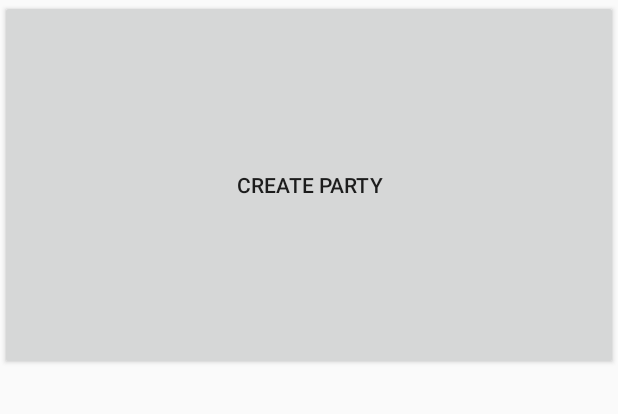
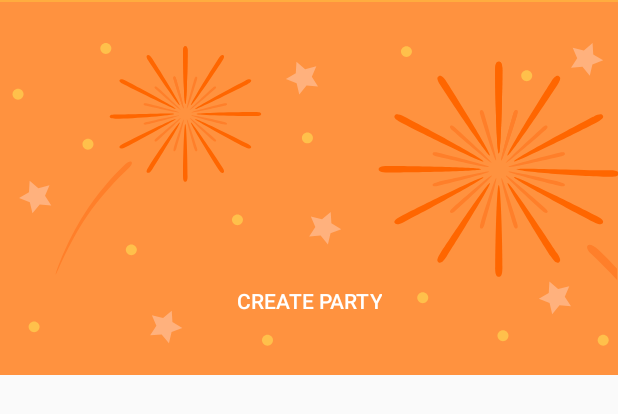
Before and after one commit to LissaGreense/PartyMaker, an Android app: the layout main_fragment.xml on its own in the app's theme, with its tools: preview values and no code run, on a phone screen of 412 x 824 dp. Shown: the top 414 px of the screen. Run offline under Robolectric (Android 15) with nearby library versions, the phone set to English and light mode, and no system bars.

Commit message:
Main Fragment Collapsing Toolbar
-Added CollapsingToolbarLayout to main_fragment.xml
-Added toolbar background vector in main_fragment.xml
-Changed minSdkVersion 15 -> 21

```diff
--- a/PartyMaker/app/build.gradle
+++ b/PartyMaker/app/build.gradle
@@ -4,7 +4,7 @@ android {
     compileSdkVersion 27
     defaultConfig {
         applicationId "com.kolti.lissa.partymaker"
-        minSdkVersion 15
+        minSdkVersion 21
         targetSdkVersion 27
         versionCode 1
         versionName "1.0"
--- /dev/null
+++ b/PartyMaker/app/src/main/res/drawable/events_list_toolbar_bg.xml
@@ -0,0 +1,229 @@
+<vector xmlns:android="http://schemas.android.com/apk/res/android"
+        android:width="416dp"
+        android:height="255dp"
+        android:viewportWidth="110.06666"
+        android:viewportHeight="67.46875">
+    <path
+        android:pathData="M-0.27,0.34l110.33,0l0,67.13l-110.33,0z"
+        android:fillColor="#ff923f"
+        android:strokeWidth="1.00782633"/>
+    <path
+        android:pathData="m23.07,30.07c-2.2,2.08 -5.3,5.39 -7.63,8.87 -3.45,5.15 -5.43,10.63 -5.51,10.43 -0.08,-0.19 1.83,-5.74 5.05,-10.83 2.23,-3.52 4.85,-6.6 7.24,-8.9 1.17,-1.12 1.71,-0.38 0.85,0.43z"
+        android:fillColor="#ff7f2a"/>
+    <path
+        android:pathData="m33.41,9.24c0,3.02 -0.18,9.47 -0.4,9.47 -0.22,0 -0.4,-6.44 -0.4,-9.47 0,-0.77 0.18,-0.94 0.4,-0.94 0.22,0 0.4,0.16 0.4,0.94z"
+        android:fillColor="#ff6600"/>
+    <path
+        android:pathData="m33.41,9.24c0,3.02 -0.18,9.47 -0.4,9.47 -0.22,0 -0.4,-6.44 -0.4,-9.47 0,-0.77 0.18,-0.94 0.4,-0.94 0.22,0 0.4,0.16 0.4,0.94z"
+        android:fillColor="#ff6600"/>
+    <path
+        android:pathData="m39.59,10.93c-1.67,2.62 -5.39,8.12 -5.59,8.02 -0.19,-0.1 3.21,-5.76 4.89,-8.38 0.43,-0.67 0.67,-0.73 0.87,-0.63 0.19,0.1 0.26,0.32 -0.17,0.99z"
+        android:fillColor="#ff6600"/>
+    <path
+        android:pathData="m44,15.19c-2.9,1.51 -9.16,4.59 -9.27,4.42 -0.11,-0.17 5.97,-3.54 8.87,-5.05 0.74,-0.39 0.99,-0.33 1.1,-0.15 0.11,0.17 0.05,0.4 -0.7,0.78z"
+        android:fillColor="#ff6600"/>
+    <path
+        android:pathData="m45.47,20.87c-3.35,0 -10.47,-0.16 -10.47,-0.37 0,-0.2 7.13,-0.36 10.47,-0.36 0.86,0 1.04,0.16 1.04,0.36 0,0.2 -0.18,0.37 -1.04,0.37z"
+        android:fillColor="#ff6600"/>
+    <path
+        android:pathData="M43.59,26.45C40.7,24.94 34.62,21.57 34.73,21.4c0.11,-0.17 6.37,2.91 9.27,4.42 0.74,0.39 0.81,0.61 0.7,0.78 -0.11,0.17 -0.36,0.23 -1.1,-0.15z"
+        android:fillColor="#ff6600"/>
+    <path
+        android:pathData="m38.89,30.44c-1.67,-2.62 -5.08,-8.28 -4.89,-8.38 0.19,-0.1 3.91,5.4 5.59,8.02 0.43,0.67 0.36,0.89 0.17,0.99 -0.19,0.1 -0.44,0.04 -0.87,-0.63z"
+        android:fillColor="#ff6600"/>
+    <path
+        android:pathData="m32.6,31.77c0,-3.03 0.18,-9.47 0.4,-9.47 0.22,0 0.4,6.44 0.4,9.47 0,0.77 -0.18,0.94 -0.4,0.94 -0.22,0 -0.4,-0.16 -0.4,-0.94z"
+        android:fillColor="#ff6600"/>
+    <path
+        android:pathData="m26.43,30.07c1.67,-2.62 5.39,-8.12 5.59,-8.02 0.19,0.1 -3.21,5.76 -4.89,8.38 -0.43,0.67 -0.67,0.73 -0.87,0.63 -0.19,-0.1 -0.26,-0.32 0.17,-0.99z"
+        android:fillColor="#ff6600"/>
+    <path
+        android:pathData="m22.02,25.82c2.9,-1.51 9.16,-4.59 9.27,-4.42 0.11,0.17 -5.97,3.54 -8.87,5.05 -0.74,0.39 -0.99,0.33 -1.1,0.15 -0.11,-0.17 -0.05,-0.4 0.7,-0.78z"
+        android:fillColor="#ff6600"/>
+    <path
+        android:pathData="m20.58,20.62c3.35,0 10.45,-0.32 10.45,-0.12 0,0.2 -7.1,0.85 -10.45,0.85 -0.86,0 -1.04,-0.16 -1.04,-0.37 0,-0.2 0.18,-0.37 1.04,-0.37z"
+        android:fillColor="#ff6600"/>
+    <path
+        android:pathData="m22.42,14.55c2.9,1.51 8.98,4.88 8.87,5.05 -0.11,0.17 -6.37,-2.91 -9.27,-4.42 -0.74,-0.39 -0.81,-0.61 -0.7,-0.78 0.11,-0.17 0.36,-0.23 1.1,0.15z"
+        android:fillColor="#ff6600"/>
+    <path
+        android:pathData="m27.13,10.56c1.67,2.62 5.08,8.28 4.89,8.38 -0.19,0.1 -3.91,-5.4 -5.59,-8.02 -0.43,-0.67 -0.36,-0.89 -0.17,-0.99 0.19,-0.1 0.44,-0.04 0.87,0.63z"
+        android:fillColor="#ff6600"/>
+    <path
+        android:pathData="m31.39,14.25c0.49,1.66 1.44,5.23 1.32,5.26 -0.12,0.03 -1.27,-3.49 -1.77,-5.16 -0.13,-0.43 -0.05,-0.54 0.07,-0.57 0.12,-0.03 0.25,0.04 0.37,0.46z"
+        android:fillColor="#ff7f2a"/>
+    <path
+        android:pathData="m31.39,14.25c0.49,1.66 1.44,5.23 1.32,5.26 -0.12,0.03 -1.27,-3.49 -1.77,-5.16 -0.13,-0.43 -0.05,-0.54 0.07,-0.57 0.12,-0.03 0.25,0.04 0.37,0.46z"
+        android:fillColor="#ff7f2a"/>
+    <path
+        android:pathData="m35.07,14.36c-0.49,1.66 -1.64,5.19 -1.77,5.16 -0.12,-0.03 0.83,-3.6 1.32,-5.26 0.13,-0.43 0.25,-0.49 0.37,-0.46 0.12,0.03 0.2,0.14 0.07,0.57z"
+        android:fillColor="#ff7f2a"/>
+    <path
+        android:pathData="m38.19,16.11c-1.35,1.22 -4.29,3.75 -4.38,3.67 -0.09,-0.08 2.71,-2.74 4.05,-3.96 0.34,-0.31 0.49,-0.31 0.58,-0.23 0.09,0.08 0.09,0.21 -0.25,0.52z"
+        android:fillColor="#ff7f2a"/>
+    <path
+        android:pathData="m39.92,19.04c-1.84,0.45 -5.79,1.31 -5.82,1.2 -0.03,-0.11 3.86,-1.15 5.7,-1.6 0.47,-0.11 0.6,-0.05 0.63,0.06 0.03,0.11 -0.04,0.22 -0.51,0.34z"
+        android:fillColor="#ff7f2a"/>
+    <path
+        android:pathData="m39.8,22.36c-1.84,-0.45 -5.73,-1.49 -5.7,-1.6 0.03,-0.11 3.98,0.75 5.82,1.19 0.47,0.11 0.54,0.23 0.51,0.34 -0.03,0.11 -0.16,0.18 -0.63,0.06z"
+        android:fillColor="#ff7f2a"/>
+    <path
+        android:pathData="m37.86,25.19c-1.35,-1.22 -4.14,-3.88 -4.05,-3.96 0.09,-0.08 3.03,2.45 4.38,3.67 0.34,0.31 0.34,0.44 0.25,0.52 -0.09,0.08 -0.23,0.08 -0.58,-0.23z"
+        android:fillColor="#ff7f2a"/>
+    <path
+        android:pathData="m34.62,26.75c-0.49,-1.66 -1.44,-5.23 -1.32,-5.26 0.12,-0.03 1.27,3.49 1.77,5.16 0.13,0.43 0.05,0.54 -0.07,0.57 -0.12,0.03 -0.25,-0.04 -0.37,-0.46z"
+        android:fillColor="#ff7f2a"/>
+    <path
+        android:pathData="m30.95,26.64c0.49,-1.66 1.64,-5.19 1.77,-5.16 0.12,0.03 -0.83,3.6 -1.32,5.26 -0.13,0.43 -0.25,0.49 -0.37,0.46 -0.12,-0.03 -0.2,-0.14 -0.07,-0.57z"
+        android:fillColor="#ff7f2a"/>
+    <path
+        android:pathData="m27.83,24.89c1.35,-1.22 4.29,-3.75 4.38,-3.67 0.09,0.08 -2.71,2.74 -4.05,3.96 -0.34,0.31 -0.49,0.31 -0.58,0.23 -0.09,-0.08 -0.09,-0.21 0.25,-0.52z"
+        android:fillColor="#ff7f2a"/>
+    <path
+        android:pathData="m26.1,21.96c1.84,-0.45 5.79,-1.31 5.82,-1.19 0.03,0.11 -3.86,1.15 -5.7,1.6 -0.47,0.11 -0.6,0.05 -0.63,-0.06 -0.03,-0.11 0.04,-0.22 0.51,-0.34z"
+        android:fillColor="#ff7f2a"/>
+    <path
+        android:pathData="m26.21,18.64c1.84,0.45 5.73,1.49 5.7,1.6 -0.03,0.11 -3.98,-0.75 -5.82,-1.2 -0.47,-0.11 -0.54,-0.23 -0.51,-0.34 0.03,-0.11 0.16,-0.18 0.63,-0.06z"
+        android:fillColor="#ff7f2a"/>
+    <path
+        android:pathData="m28.15,15.82c1.35,1.22 4.14,3.88 4.05,3.96 -0.09,0.08 -3.03,-2.45 -4.38,-3.67 -0.34,-0.31 -0.34,-0.44 -0.25,-0.52 0.09,-0.08 0.24,-0.08 0.58,0.23z"
+        android:fillColor="#ff7f2a"/>
+    <path
+        android:pathData="m88.19,12.6c0,4.8 0.29,15.01 0.64,15.01 0.35,0 0.64,-10.22 0.64,-15.01 0,-1.23 -0.29,-1.49 -0.64,-1.49 -0.35,0 -0.64,0.26 -0.64,1.49z"
+        android:fillColor="#ff6600"/>
+    <path
+        android:pathData="m88.19,12.6c0,4.8 0.29,15.01 0.64,15.01 0.35,0 0.64,-10.22 0.64,-15.01 0,-1.23 -0.29,-1.49 -0.64,-1.49 -0.35,0 -0.64,0.26 -0.64,1.49z"
+        android:fillColor="#ff6600"/>
+    <path
+        android:pathData="m109.9,50.39c-1.67,-1.82 -3.28,-3.44 -4.67,-4.76 -1.36,-1.29 -0.5,-2.46 1.35,-0.68 1.09,1.04 2.2,2.19 3.32,3.42z"
+        android:fillColor="#ff7f2a"/>
+    <path
+        android:pathData="m78.41,15.28c2.65,4.15 8.55,12.87 8.86,12.71 0.31,-0.16 -5.09,-9.14 -7.75,-13.29 -0.68,-1.06 -1.07,-1.16 -1.38,-1 -0.31,0.16 -0.41,0.51 0.27,1.58z"
+        android:fillColor="#ff6600"/>
+    <path
+        android:pathData="m71.41,22.03c4.59,2.4 14.52,7.28 14.7,7 0.18,-0.28 -9.46,-5.61 -14.06,-8.01 -1.18,-0.61 -1.57,-0.52 -1.74,-0.24 -0.18,0.28 -0.07,0.63 1.1,1.24z"
+        android:fillColor="#ff6600"/>
+    <path
+        android:pathData="m69.08,31.03c5.3,0 16.6,-0.26 16.6,-0.58 0,-0.32 -11.3,-0.58 -16.6,-0.58 -1.36,0 -1.64,0.26 -1.64,0.58 0,0.32 0.29,0.58 1.64,0.58z"
+        android:fillColor="#ff6600"/>
+    <path
+        android:pathData="m72.05,39.89c4.59,-2.4 14.23,-7.73 14.06,-8.01 -0.18,-0.28 -10.1,4.61 -14.7,7.01 -1.18,0.61 -1.28,0.97 -1.1,1.24 0.18,0.28 0.57,0.37 1.74,-0.24z"
+        android:fillColor="#ff6600"/>
+    <path
+        android:pathData="m79.51,46.21c2.65,-4.15 8.05,-13.13 7.75,-13.29 -0.31,-0.16 -6.2,8.56 -8.86,12.71 -0.68,1.06 -0.57,1.42 -0.27,1.58 0.31,0.16 0.7,0.07 1.38,-1z"
+        android:fillColor="#ff6600"/>
+    <path
+        android:pathData="m89.47,48.31c0,-4.8 -0.29,-15.01 -0.64,-15.01 -0.35,0 -0.64,10.22 -0.64,15.01 0,1.23 0.29,1.49 0.64,1.49 0.35,0 0.64,-0.26 0.64,-1.49z"
+        android:fillColor="#ff6600"/>
+    <path
+        android:pathData="m99.26,45.63c-2.65,-4.15 -8.55,-12.87 -8.86,-12.71 -0.31,0.16 5.09,9.14 7.75,13.29 0.68,1.06 1.07,1.16 1.38,1 0.31,-0.16 0.41,-0.51 -0.27,-1.58z"
+        android:fillColor="#ff6600"/>
+    <path
+        android:pathData="m106.26,38.88c-4.59,-2.4 -14.52,-7.28 -14.7,-7.01 -0.18,0.28 9.46,5.61 14.06,8.01 1.18,0.61 1.57,0.52 1.74,0.24 0.18,-0.28 0.07,-0.63 -1.1,-1.24z"
+        android:fillColor="#ff6600"/>
+    <path
+        android:pathData="m108.55,30.65c-5.3,0 -16.56,-0.51 -16.56,-0.19 0,0.32 11.26,1.35 16.56,1.35 1.36,0 1.64,-0.26 1.64,-0.58 0,-0.32 -0.29,-0.58 -1.64,-0.58z"
+        android:fillColor="#ff6600"/>
+    <path
+        android:pathData="m105.62,21.02c-4.59,2.4 -14.23,7.73 -14.06,8.01 0.18,0.28 10.1,-4.61 14.7,-7 1.18,-0.61 1.28,-0.97 1.1,-1.24 -0.18,-0.28 -0.57,-0.37 -1.74,0.24z"
+        android:fillColor="#ff6600"/>
+    <path
+        android:pathData="m98.16,14.7c-2.65,4.15 -8.05,13.13 -7.75,13.29 0.31,0.16 6.2,-8.56 8.86,-12.71 0.68,-1.06 0.57,-1.42 0.27,-1.58 -0.31,-0.16 -0.7,-0.07 -1.38,1z"
+        android:fillColor="#ff6600"/>
+    <path
+        android:pathData="m91.39,20.54c-0.78,2.64 -2.29,8.3 -2.1,8.34 0.19,0.05 2.02,-5.54 2.8,-8.17 0.2,-0.68 0.08,-0.86 -0.11,-0.9 -0.19,-0.05 -0.39,0.06 -0.59,0.73z"
+        android:fillColor="#ff7f2a"/>
+    <path
+        android:pathData="m91.39,20.54c-0.78,2.64 -2.29,8.3 -2.1,8.34 0.19,0.05 2.02,-5.54 2.8,-8.17 0.2,-0.68 0.08,-0.86 -0.11,-0.9 -0.19,-0.05 -0.39,0.06 -0.59,0.73z"
+        android:fillColor="#ff7f2a"/>
+    <path
+        android:pathData="m85.57,20.72c0.78,2.64 2.6,8.22 2.8,8.17 0.19,-0.05 -1.31,-5.71 -2.1,-8.34 -0.2,-0.68 -0.4,-0.78 -0.59,-0.73 -0.19,0.05 -0.31,0.23 -0.11,0.9z"
+        android:fillColor="#ff7f2a"/>
+    <path
+        android:pathData="m80.62,23.5c2.14,1.93 6.8,5.94 6.94,5.81 0.14,-0.13 -4.29,-4.35 -6.43,-6.28 -0.55,-0.49 -0.78,-0.49 -0.92,-0.36 -0.14,0.13 -0.14,0.34 0.4,0.83z"
+        android:fillColor="#ff7f2a"/>
+    <path
+        android:pathData="m77.87,28.14c2.92,0.71 9.18,2.07 9.23,1.89 0.05,-0.18 -6.12,-1.82 -9.04,-2.53 -0.75,-0.18 -0.95,-0.08 -1,0.1 -0.05,0.18 0.06,0.36 0.81,0.54z"
+        android:fillColor="#ff7f2a"/>
+    <path
+        android:pathData="m78.06,33.41c2.92,-0.71 9.09,-2.36 9.04,-2.53 -0.05,-0.18 -6.31,1.19 -9.23,1.89 -0.75,0.18 -0.86,0.36 -0.81,0.54 0.05,0.18 0.25,0.28 1,0.1z"
+        android:fillColor="#ff7f2a"/>
+    <path
+        android:pathData="m81.14,37.88c2.14,-1.93 6.57,-6.15 6.43,-6.28 -0.14,-0.13 -4.81,3.88 -6.94,5.81 -0.55,0.49 -0.55,0.7 -0.4,0.83 0.14,0.13 0.37,0.13 0.92,-0.37z"
+        android:fillColor="#ff7f2a"/>
+    <path
+        android:pathData="m86.28,40.37c0.78,-2.64 2.29,-8.3 2.1,-8.34 -0.19,-0.05 -2.02,5.54 -2.8,8.17 -0.2,0.68 -0.08,0.86 0.11,0.9 0.19,0.05 0.39,-0.06 0.59,-0.73z"
+        android:fillColor="#ff7f2a"/>
+    <path
+        android:pathData="m92.1,40.2c-0.78,-2.64 -2.6,-8.22 -2.8,-8.17 -0.19,0.05 1.31,5.71 2.1,8.34 0.2,0.68 0.4,0.78 0.59,0.73 0.19,-0.05 0.31,-0.23 0.11,-0.9z"
+        android:fillColor="#ff7f2a"/>
+    <path
+        android:pathData="m97.05,37.41c-2.14,-1.93 -6.8,-5.94 -6.94,-5.81 -0.14,0.13 4.29,4.35 6.43,6.28 0.55,0.49 0.78,0.49 0.92,0.37 0.14,-0.13 0.14,-0.34 -0.4,-0.83z"
+        android:fillColor="#ff7f2a"/>
+    <path
+        android:pathData="m99.79,32.77c-2.92,-0.71 -9.18,-2.07 -9.23,-1.89 -0.05,0.18 6.12,1.82 9.04,2.53 0.75,0.18 0.95,0.08 1,-0.1 0.05,-0.18 -0.06,-0.36 -0.81,-0.54z"
+        android:fillColor="#ff7f2a"/>
+    <path
+        android:pathData="m99.61,27.5c-2.92,0.71 -9.09,2.36 -9.04,2.53 0.05,0.18 6.31,-1.19 9.23,-1.89 0.75,-0.18 0.86,-0.36 0.81,-0.54 -0.05,-0.18 -0.25,-0.28 -1,-0.1z"
+        android:fillColor="#ff7f2a"/>
+    <path
+        android:pathData="m96.53,23.03c-2.14,1.93 -6.57,6.15 -6.43,6.28 0.14,0.13 4.81,-3.88 6.94,-5.81 0.55,-0.49 0.55,-0.7 0.4,-0.83 -0.14,-0.13 -0.37,-0.13 -0.92,0.36z"
+        android:fillColor="#ff7f2a"/>
+    <path
+        android:pathData="m56.64,15.56 l-2.04,-0.17 -1.3,1.59 -0.47,-2 -1.91,-0.75 1.76,-1.06 0.12,-2.05 1.55,1.34 1.99,-0.52 -0.8,1.89z"
+        android:fillColor="#ffb17d"/>
+    <path
+        android:pathData="m26.75,60.33 l2.04,-0.17 1.3,1.59 0.47,-2 1.91,-0.75 -1.76,-1.06 -0.12,-2.05 -1.55,1.34 -1.99,-0.52 0.8,1.89z"
+        android:fillColor="#ffb17d"/>
+    <path
+        android:pathData="m101.7,55.1 l-2.05,-0.17 -1.3,1.59 -0.47,-2 -1.91,-0.75 1.76,-1.06 0.12,-2.05 1.55,1.34 1.99,-0.52 -0.8,1.89z"
+        android:fillColor="#ffb17d"/>
+    <path
+        android:pathData="m9.13,36.96 l-2.05,-0.17 -1.3,1.59 -0.47,-2 -1.91,-0.75 1.76,-1.06 0.12,-2.05 1.55,1.34 1.99,-0.52 -0.8,1.89z"
+        android:fillColor="#ffb17d"/>
+    <path
+        android:pathData="m101.7,12.19 l2.04,-0.17 1.3,1.59 0.47,-2 1.91,-0.75 -1.76,-1.06 -0.12,-2.05 -1.55,1.34 -1.99,-0.52 0.8,1.89z"
+        android:fillColor="#ffb17d"/>
+    <path
+        android:pathData="m2.23,16.95c0,-0.54 0.44,-0.98 0.98,-0.98 0.54,0 0.98,0.44 0.98,0.98 0,0.54 -0.44,0.98 -0.98,0.98 -0.54,0 -0.98,-0.44 -0.98,-0.98z"
+        android:fillColor="#ffc04b"/>
+    <path
+        android:pathData="m5.09,58.81c0,-0.54 0.44,-0.98 0.98,-0.98 0.54,0 0.98,0.44 0.98,0.98 0,0.54 -0.44,0.98 -0.98,0.98 -0.54,0 -0.98,-0.44 -0.98,-0.98z"
+        android:fillColor="#ffc04b"/>
+    <path
+        android:pathData="m14.69,25.95c0,-0.54 0.44,-0.98 0.98,-0.98 0.54,0 0.98,0.44 0.98,0.98 0,0.54 -0.44,0.98 -0.98,0.98C15.13,26.94 14.69,26.5 14.69,25.95Z"
+        android:fillColor="#ffc04b"/>
+    <path
+        android:pathData="m92.83,13.64c0,-0.54 0.44,-0.98 0.98,-0.98 0.54,0 0.98,0.44 0.98,0.98 0,0.54 -0.44,0.98 -0.98,0.98 -0.54,0 -0.98,-0.44 -0.98,-0.98z"
+        android:fillColor="#ffc04b"/>
+    <path
+        android:pathData="m46.66,61.21c0,-0.54 0.44,-0.98 0.98,-0.98 0.54,0 0.98,0.44 0.98,0.98 0,0.54 -0.44,0.98 -0.98,0.98 -0.54,0 -0.98,-0.44 -0.98,-0.98z"
+        android:fillColor="#ffc04b"/>
+    <path
+        android:pathData="m74.31,53.58c0,-0.54 0.44,-0.98 0.98,-0.98 0.54,0 0.98,0.44 0.98,0.98 0,0.54 -0.44,0.98 -0.98,0.98 -0.54,0 -0.98,-0.44 -0.98,-0.98z"
+        android:fillColor="#ffc04b"/>
+    <path
+        android:pathData="m88.6,60.41c0,-0.54 0.44,-0.98 0.98,-0.98 0.54,0 0.98,0.44 0.98,0.98 0,0.54 -0.44,0.98 -0.98,0.98 -0.54,0 -0.98,-0.44 -0.98,-0.98z"
+        android:fillColor="#ffc04b"/>
+    <path
+        android:pathData="m17.87,8.73c0,-0.54 0.44,-0.98 0.98,-0.98 0.54,0 0.98,0.44 0.98,0.98 0,0.54 -0.44,0.98 -0.98,0.98 -0.54,0 -0.98,-0.44 -0.98,-0.98z"
+        android:fillColor="#ffc04b"/>
+    <path
+        android:pathData="m53.77,24.81c0,-0.54 0.44,-0.98 0.98,-0.98 0.54,0 0.98,0.44 0.98,0.98 0,0.54 -0.44,0.98 -0.98,0.98 -0.54,0 -0.98,-0.44 -0.98,-0.98z"
+        android:fillColor="#ffc04b"/>
+    <path
+        android:pathData="m71.41,9.28c0,-0.54 0.44,-0.98 0.98,-0.98 0.54,0 0.98,0.44 0.98,0.98 0,0.54 -0.44,0.98 -0.98,0.98 -0.54,0 -0.98,-0.44 -0.98,-0.98z"
+        android:fillColor="#ffc04b"/>
+    <path
+        android:pathData="m106.45,61.21c0,-0.54 0.44,-0.98 0.98,-0.98 0.54,0 0.98,0.44 0.98,0.98 0,0.54 -0.44,0.98 -0.98,0.98 -0.54,0 -0.98,-0.44 -0.98,-0.98z"
+        android:fillColor="#ffc04b"/>
+    <path
+        android:pathData="m55.06,42.56 l2.04,-0.17 1.3,1.59 0.47,-2 1.91,-0.75 -1.76,-1.06 -0.12,-2.05 -1.55,1.34 -1.99,-0.52 0.8,1.89z"
+        android:fillColor="#ffb17d"/>
+    <path
+        android:pathData="m41.31,39.55c0,-0.54 0.44,-0.98 0.98,-0.98 0.54,0 0.98,0.44 0.98,0.98 0,0.54 -0.44,0.98 -0.98,0.98 -0.54,0 -0.98,-0.44 -0.98,-0.98z"
+        android:fillColor="#ffc04b"/>
+    <path
+        android:pathData="m22.41,44.95c0,-0.54 0.44,-0.98 0.98,-0.98 0.54,0 0.98,0.44 0.98,0.98 0,0.54 -0.44,0.98 -0.98,0.98 -0.54,0 -0.98,-0.44 -0.98,-0.98z"
+        android:fillColor="#ffc04b"/>
+</vector>
--- a/PartyMaker/app/src/main/res/layout/event_row_item.xml
+++ b/PartyMaker/app/src/main/res/layout/event_row_item.xml
@@ -12,6 +12,7 @@
         android:gravity="center"
         android:layout_centerHorizontal="true"
         android:layout_centerVertical="true"
-        android:textSize="@dimen/default_font_size"/>
+        android:textSize="@dimen/default_font_size"
+        android:padding="20dp"/>
 
 </RelativeLayout>
--- a/PartyMaker/app/src/main/res/layout/main_fragment.xml
+++ b/PartyMaker/app/src/main/res/layout/main_fragment.xml
@@ -1,25 +1,69 @@
 <?xml version="1.0" encoding="utf-8"?>
-<LinearLayout xmlns:android="http://schemas.android.com/apk/res/android"
+<android.support.design.widget.CoordinatorLayout xmlns:android="http://schemas.android.com/apk/res/android"
     android:layout_width="match_parent"
     android:layout_height="match_parent"
-    xmlns:app="http://schemas.android.com/apk/res-auto"
-    android:orientation="vertical"
-    app:layout_behavior="@string/appbar_scrolling_view_behavior">
+    xmlns:app="http://schemas.android.com/apk/res-auto">
 
-    <Button
-        android:id="@+id/create_party_btn"
+    <android.support.v4.widget.NestedScrollView
         android:layout_width="match_parent"
-        android:layout_height="0dp"
-        android:layout_weight="3"
-        android:gravity="center"
-        android:text="@string/create_party"/>
+        android:layout_height="match_parent"
+        android:fillViewport="true"
+        app:layout_behavior="@string/appbar_scrolling_view_behavior">
+        <ListView
+            android:id="@+id/events_list_view"
+            android:layout_width="match_parent"
+            android:layout_height="wrap_content"
+            android:nestedScrollingEnabled="true"/>
+    </android.support.v4.widget.NestedScrollView>
 
 
-    <ListView
-        android:id="@+id/events_list_view"
+    <android.support.design.widget.AppBarLayout
+        android:id="@+id/appBarLayout"
         android:layout_width="match_parent"
-        android:layout_height="0dp"
-        android:layout_weight="7"/>
+        android:layout_height="wrap_content"
+        android:background="@color/colorPrimaryDark">
+
+        <android.support.design.widget.CollapsingToolbarLayout
+            android:id="@+id/collapsing_toolbar"
+            android:layout_width="match_parent"
+            android:layout_height="250dip"
+            app:titleEnabled="false"
+            app:layout_scrollFlags="exitUntilCollapsed|scroll"
+            app:expandedTitleMarginBottom="20dp"
+            app:expandedTitleMarginEnd="64dp"
+            app:expandedTitleMarginStart="48dp"
+            android:background="@color/colorPrimaryDark">
+
+            <ImageView
+                android:id="@+id/header"
+                android:layout_width="match_parent"
+                android:layout_height="match_parent"
+                android:background="@drawable/events_list_toolbar_bg"
+                app:layout_collapseMode="parallax"
+                app:layout_scrollFlags="enterAlwaysCollapsed" />
 
 
-</LinearLayout>
+                <Button
+                    android:layout_width="wrap_content"
+                    android:layout_height="wrap_content"
+                    android:text="@string/create_party"
+                    android:textColor="@color/white"
+                    android:background="@color/transparent"
+                    app:layout_collapseMode="pin"
+                    android:layout_marginBottom="25dp"
+                    android:layout_gravity="center_horizontal|bottom"/>
+
+            <android.support.v7.widget.Toolbar
+                android:id="@+id/toolbar"
+                android:layout_width="match_parent"
+                android:layout_height="@dimen/action_bar_size"
+                android:background="@color/transparent"
+                app:layout_collapseMode="pin"
+                app:popupTheme="@style/ThemeOverlay.AppCompat.Light"
+                app:layout_scrollFlags="enterAlwaysCollapsed"/>
+
+        </android.support.design.widget.CollapsingToolbarLayout>
+
+    </android.support.design.widget.AppBarLayout>
+
+</android.support.design.widget.CoordinatorLayout>
--- a/PartyMaker/app/src/main/res/values/colors.xml
+++ b/PartyMaker/app/src/main/res/values/colors.xml
@@ -1,6 +1,10 @@
 <?xml version="1.0" encoding="utf-8"?>
 <resources>
     <color name="colorPrimary">#3F51B5</color>
-    <color name="colorPrimaryDark">#303F9F</color>
+    <color name="colorPrimaryDark">#FFAC3F</color>
     <color name="colorAccent">#FF4081</color>
+
+    <color name="transparent">#00000000</color>
+    <color name="white">#FFFFFF</color>
+
 </resources>
--- a/PartyMaker/app/src/main/res/values/dimens.xml
+++ b/PartyMaker/app/src/main/res/values/dimens.xml
@@ -2,4 +2,6 @@
     <dimen name="fab_margin">16dp</dimen>
 
     <dimen name="default_font_size">25sp</dimen>
+    <dimen name="default_margin">8dp</dimen>
+    <dimen name="action_bar_size">100dp</dimen>
 </resources>
```
